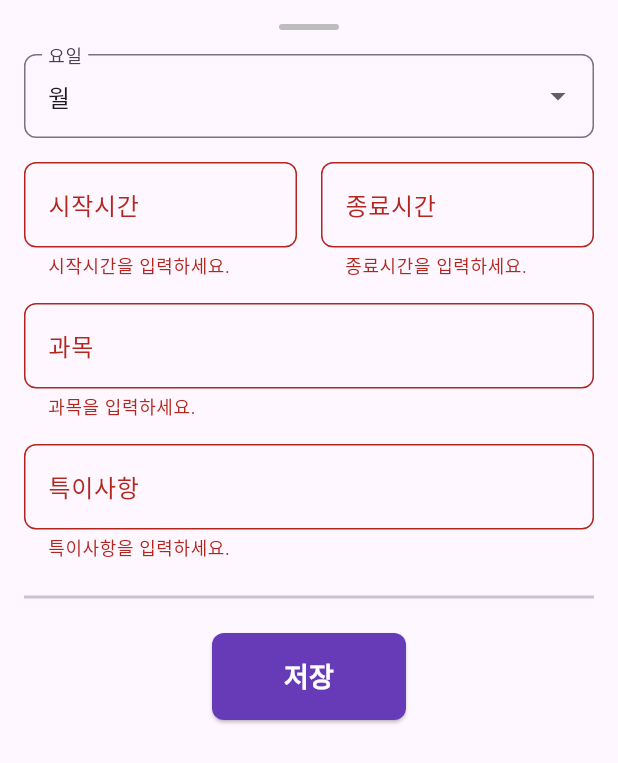
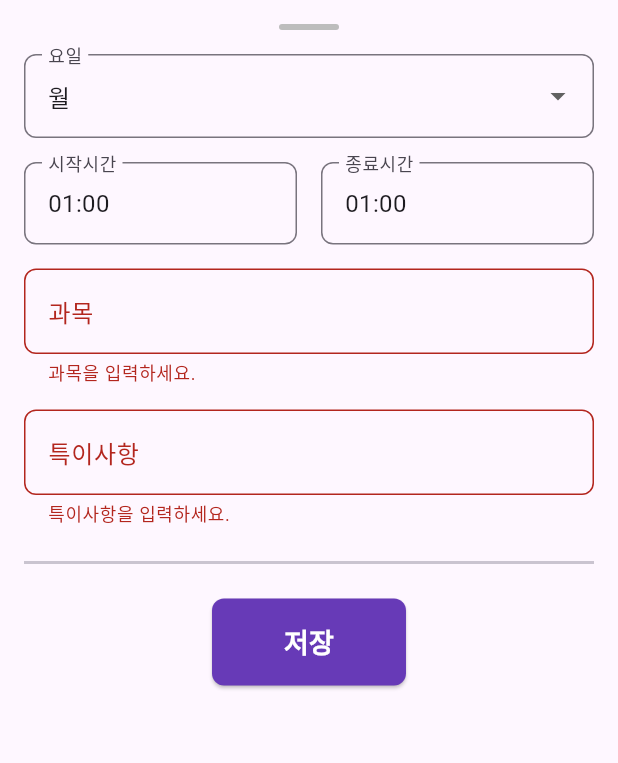
Before and after one commit to solardayz/time_table, a Flutter app: the AddScheduleBottomSheet widget shown alone on an empty page, opened directly, after a tap on "저장", on a phone screen of 412 x 824 dp. Shown: the top 763 px of the screen. Run offline on Flutter 3.47's test engine with Material 3 defaults, Android fonts, the light colour scheme and no system bars; our stand-ins replace numberpicker.

```diff
--- a/lib/main.dart
+++ b/lib/main.dart
@@ -1,4 +1,5 @@
 import 'package:flutter/material.dart';
+import 'package:numberpicker/numberpicker.dart';
 
 void main() {
   runApp(TimeTableApp());
@@ -7,40 +8,40 @@ void main() {
 // 전역에 요일 목록 선언
 const List<String> days = ['월', '화', '수', '목', '금', '토', '일'];
 
-// 전역에 요일별 스케줄 데이터를 Map으로 선언
+// 전역에 요일별 스케줄 데이터를 Map으로 선언 (각 항목에 order 추가)
 Map<String, List<ScheduleData>> scheduleMap = {
   '월': [
-    ScheduleData(start: '08:40', end: '13:40', title: '학교', note: '정규 수업'),
-    ScheduleData(start: '14:34', end: '15:15', title: '구몬학습', note: '온라인 학습'),
-    ScheduleData(start: '16:00', end: '18:25', title: '늘푸른수학', note: '보충 수업'),
+    ScheduleData(order: 1, start: '08:40', end: '13:40', title: '학교', note: '정규 수업'),
+    ScheduleData(order: 2, start: '14:34', end: '15:15', title: '구몬학습', note: '온라인 학습'),
+    ScheduleData(order: 3, start: '16:00', end: '18:25', title: '늘푸른수학', note: '보충 수업'),
   ],
   '화': [
-    ScheduleData(start: '09:00', end: '10:30', title: '수학', note: '문제 풀이'),
-    ScheduleData(start: '11:00', end: '12:00', title: '영어', note: '독해'),
-    ScheduleData(start: '13:30', end: '15:00', title: '과학', note: '실험'),
+    ScheduleData(order: 1, start: '09:00', end: '10:30', title: '수학', note: '문제 풀이'),
+    ScheduleData(order: 2, start: '11:00', end: '12:00', title: '영어', note: '독해'),
+    ScheduleData(order: 3, start: '13:30', end: '15:00', title: '과학', note: '실험'),
   ],
   '수': [
-    ScheduleData(start: '08:50', end: '10:20', title: '음악', note: '연습'),
-    ScheduleData(start: '10:30', end: '12:00', title: '미술', note: '그림'),
-    ScheduleData(start: '13:00', end: '14:30', title: '체육', note: '운동'),
+    ScheduleData(order: 1, start: '08:50', end: '10:20', title: '음악', note: '연습'),
+    ScheduleData(order: 2, start: '10:30', end: '12:00', title: '미술', note: '그림'),
+    ScheduleData(order: 3, start: '13:00', end: '14:30', title: '체육', note: '운동'),
   ],
   '목': [
-    ScheduleData(start: '09:10', end: '10:50', title: '국어', note: '독서'),
-    ScheduleData(start: '11:00', end: '12:30', title: '역사', note: '토론'),
-    ScheduleData(start: '13:20', end: '15:00', title: '사회', note: '프로젝트'),
+    ScheduleData(order: 1, start: '09:10', end: '10:50', title: '국어', note: '독서'),
+    ScheduleData(order: 2, start: '11:00', end: '12:30', title: '역사', note: '토론'),
+    ScheduleData(order: 3, start: '13:20', end: '15:00', title: '사회', note: '프로젝트'),
   ],
   '금': [
-    ScheduleData(start: '08:30', end: '10:00', title: '수학', note: '복습'),
-    ScheduleData(start: '10:10', end: '11:40', title: '영어', note: '어휘'),
-    ScheduleData(start: '12:00', end: '13:30', title: '과학', note: '퀴즈'),
+    ScheduleData(order: 1, start: '08:30', end: '10:00', title: '수학', note: '복습'),
+    ScheduleData(order: 2, start: '10:10', end: '11:40', title: '영어', note: '어휘'),
+    ScheduleData(order: 3, start: '12:00', end: '13:30', title: '과학', note: '퀴즈'),
   ],
   '토': [
-    ScheduleData(start: '10:00', end: '12:00', title: '미술', note: '자유 활동'),
-    ScheduleData(start: '13:00', end: '15:00', title: '체육', note: '축구'),
+    ScheduleData(order: 1, start: '10:00', end: '12:00', title: '미술', note: '자유 활동'),
+    ScheduleData(order: 2, start: '13:00', end: '15:00', title: '체육', note: '축구'),
   ],
   '일': [
-    ScheduleData(start: '11:00', end: '12:30', title: '독서', note: '자기계발'),
-    ScheduleData(start: '14:00', end: '16:00', title: '영화', note: '가족과 함께'),
+    ScheduleData(order: 1, start: '11:00', end: '12:30', title: '독서', note: '자기계발'),
+    ScheduleData(order: 2, start: '14:00', end: '16:00', title: '영화', note: '가족과 함께'),
   ],
 };
 
@@ -54,7 +55,7 @@ class TimeTableApp extends StatelessWidget {
   }
 }
 
-// 메인 화면을 StatefulWidget으로 변경하여 스케줄 추가 시 setState로 갱신
+// 메인 화면 (StatefulWidget으로 스케줄 추가 및 순서 변경 시 화면 갱신)
 class TimeTableHome extends StatefulWidget {
   @override
   _TimeTableHomeState createState() => _TimeTableHomeState();
@@ -70,13 +71,11 @@ class _TimeTableHomeState extends State<TimeTableHome> {
           title: Text('타임테이블'),
           bottom: AnimatedTabBar(),
         ),
-        // 각 요일별 스케줄을 동적으로 표시
+        // 각 요일별 스케줄을 동적으로 표시 (드래그 앤 드롭 지원)
         body: TabBarView(
-          children: days
-              .map((day) => DayScheduleView(schedules: scheduleMap[day] ?? []))
-              .toList(),
+          children: days.map((day) => DayScheduleView(day: day)).toList(),
         ),
-        // FAB를 누르면 Bottom Sheet가 뜨고, 닫힌 후 setState를 호출하여 화면 갱신
+        // FAB를 누르면 Bottom Sheet가 뜨고, 닫힌 후 setState 호출하여 화면 갱신
         floatingActionButton: Builder(
           builder: (context) {
             return FloatingActionButton(
@@ -88,8 +87,8 @@ class _TimeTableHomeState extends State<TimeTableHome> {
                   builder: (BuildContext context) {
                     return AddScheduleBottomSheet();
                   },
-                ).then((value) {
-                  setState(() {}); // 저장 후 화면 갱신
+                ).then((_) {
+                  setState(() {});
                 });
               },
             );
@@ -101,7 +100,6 @@ class _TimeTableHomeState extends State<TimeTableHome> {
 }
 
 /// 애니메이션 효과가 적용된 TabBar 위젯
-/// 선택된 탭은 글씨 크기가 크게, 미선택 탭은 작게 표시됩니다.
 class AnimatedTabBar extends StatelessWidget implements PreferredSizeWidget {
   @override
   Size get preferredSize => Size.fromHeight(48.0);
@@ -139,14 +137,16 @@ class AnimatedTabBar extends StatelessWidget implements PreferredSizeWidget {
   }
 }
 
-/// 스케줄 데이터를 위한 모델 (특이사항 포함)
+/// 스케줄 데이터를 위한 모델 (order 필드 추가)
 class ScheduleData {
+  int order; // 순서값 (드래그 앤 드롭 시 업데이트)
   final String start;
   final String end;
   final String title;
   final String note;
 
   ScheduleData({
+    required this.order,
     required this.start,
     required this.end,
     required this.title,
@@ -154,33 +154,64 @@ class ScheduleData {
   });
 }
 
-/// 각 요일의 스케줄을 ListView로 보여주는 위젯
-class DayScheduleView extends StatelessWidget {
-  final List<ScheduleData> schedules;
-  DayScheduleView({required this.schedules});
+/// 각 요일의 스케줄을 ReorderableListView로 보여주는 위젯
+class DayScheduleView extends StatefulWidget {
+  final String day;
+  DayScheduleView({required this.day});
+  @override
+  _DayScheduleViewState createState() => _DayScheduleViewState();
+}
+
+class _DayScheduleViewState extends State<DayScheduleView> {
+  late List<ScheduleData> _schedules;
+
+  @override
+  void initState() {
+    super.initState();
+    _loadSchedules();
+  }
+
+  void _loadSchedules() {
+    _schedules = List<ScheduleData>.from(scheduleMap[widget.day] ?? []);
+    _schedules.sort((a, b) => a.order.compareTo(b.order));
+  }
 
   @override
   Widget build(BuildContext context) {
-    return ListView.builder(
+    return ReorderableListView(
       padding: EdgeInsets.all(16.0),
-      itemCount: schedules.length,
-      itemBuilder: (context, index) {
-        final schedule = schedules[index];
-        return TimeTableItem(
-          startTime: schedule.start,
-          title: schedule.title,
-          endTime: schedule.end,
-          note: schedule.note,
-        );
+      onReorder: (oldIndex, newIndex) {
+        setState(() {
+          if (newIndex > oldIndex) {
+            newIndex -= 1;
+          }
+          final ScheduleData item = _schedules.removeAt(oldIndex);
+          _schedules.insert(newIndex, item);
+          // 업데이트된 순서 반영: 1부터 시작하는 순서로 재할당
+          for (int i = 0; i < _schedules.length; i++) {
+            _schedules[i].order = i + 1;
+          }
+          // 전역 scheduleMap에도 반영
+          scheduleMap[widget.day] = _schedules;
+        });
       },
+      children: [
+        for (int index = 0; index < _schedules.length; index++)
+          Container(
+            key: ValueKey(_schedules[index].order),
+            child: TimeTableItem(
+              startTime: _schedules[index].start,
+              title: _schedules[index].title,
+              endTime: _schedules[index].end,
+              note: _schedules[index].note,
+            ),
+          ),
+      ],
     );
   }
 }
 
-/// 커스텀 스타일이 적용된 스케줄 항목 UI
-/// [시작시간] [과목] / [종료시간] / [특이사항]
-/// 커스텀 스타일이 적용된 스케줄 항목 UI
-/// [시작시간] [과목] / [종료시간] / [특이사항] (특이사항은 우측 정렬)
+/// 스케줄 항목 UI (시간 포맷 "00:00", 특이사항 우측 정렬)
 class TimeTableItem extends StatelessWidget {
   final String startTime;
   final String title;
@@ -194,17 +225,6 @@ class TimeTableItem extends StatelessWidget {
     required this.note,
   });
 
-  @override
-  Widget build(BuildContext context) {
-    // 커스텀 컬러 정의
-    final Color customBorderColor = Colors.deepPurpleAccent;
-    final Color customBackgroundColor = Colors.white;
-    final Color customStartTimeColor = Colors.blue;
-    final Color customSubjectColor = Colors.black;
-    final Color customEndTimeColor = Colors.grey;
-    final Color customNoteColor = Colors.orange;
-
-    // 시간을 "00:00" 형태로 포맷하는 헬퍼 함수
   String formatTime(String time) {
     if (time.contains(":")) {
       List<String> parts = time.split(":");
@@ -220,6 +240,15 @@ class TimeTableItem extends StatelessWidget {
       return hour.toString().padLeft(2, '0') + ":00";
     }
   }
+
+  @override
+  Widget build(BuildContext context) {
+    final Color customBorderColor = Colors.deepPurpleAccent;
+    final Color customBackgroundColor = Colors.white;
+    final Color customStartTimeColor = Colors.blue;
+    final Color customSubjectColor = Colors.black;
+    final Color customEndTimeColor = Colors.grey;
+    final Color customNoteColor = Colors.orange;
 
     return Container(
       margin: EdgeInsets.symmetric(vertical: 8.0),
@@ -287,9 +316,7 @@ class TimeTableItem extends StatelessWidget {
   }
 }
 
-
-/// 스케줄 추가용 Bottom Sheet (요일 선택 포함)
-/// 입력 후 "저장" 버튼을 누르면 밸리데이션을 체크한 후 해당 요일의 scheduleMap에 저장됩니다.
+/// 스케줄 추가용 Bottom Sheet (요일 선택, 다이얼로 시간 선택, 밸리데이션 포함)
 class AddScheduleBottomSheet extends StatefulWidget {
   @override
   _AddScheduleBottomSheetState createState() => _AddScheduleBottomSheetState();
@@ -298,21 +325,97 @@ class AddScheduleBottomSheet extends StatefulWidget {
 class _AddScheduleBottomSheetState extends State<AddScheduleBottomSheet> {
   final _formKey = GlobalKey<FormState>();
 
-  final TextEditingController _startTimeController = TextEditingController();
-  final TextEditingController _endTimeController = TextEditingController();
   final TextEditingController _subjectController = TextEditingController();
   final TextEditingController _noteController = TextEditingController();
 
-  // 기본 선택 요일은 전역 days 리스트의 첫 번째
+  int _startTime = 1;
+  int _endTime = 1;
+
   String _selectedDay = days.first;
 
   @override
   void dispose() {
-    _startTimeController.dispose();
-    _endTimeController.dispose();
     _subjectController.dispose();
     _noteController.dispose();
     super.dispose();
+  }
+
+  Future<void> _selectStartTime(BuildContext context) async {
+    int currentValue = _startTime;
+    await showDialog(
+      context: context,
+      builder: (BuildContext context) {
+        return AlertDialog(
+          title: Text("시작시간 선택"),
+          content: StatefulBuilder(
+            builder: (context, setState) {
+              return NumberPicker(
+                minValue: 1,
+                maxValue: 24,
+                value: currentValue,
+                onChanged: (value) {
+                  setState(() => currentValue = value);
+                },
+              );
+            },
+          ),
+          actions: [
+            TextButton(
+              onPressed: () => Navigator.of(context).pop(),
+              child: Text("취소"),
+            ),
+            TextButton(
+              onPressed: () {
+                setState(() {
+                  _startTime = currentValue;
+                });
+                Navigator.of(context).pop();
+              },
+              child: Text("선택"),
+            ),
+          ],
+        );
+      },
+    );
+  }
+
+  Future<void> _selectEndTime(BuildContext context) async {
+    int currentValue = _endTime;
+    await showDialog(
+      context: context,
+      builder: (BuildContext context) {
+        return AlertDialog(
+          title: Text("종료시간 선택"),
+          content: StatefulBuilder(
+            builder: (context, setState) {
+              return NumberPicker(
+                minValue: 1,
+                maxValue: 24,
+                value: currentValue,
+                onChanged: (value) {
+                  setState(() => currentValue = value);
+                },
+              );
+            },
+          ),
+          actions: [
+            TextButton(
+              onPressed: () => Navigator.of(context).pop(),
+              child: Text("취소"),
+            ),
+            TextButton(
+              onPressed: () {
+                setState(() {
+                  _endTime = currentValue;
+                });
+                Navigator.of(context).pop();
+              },
+              child: Text("선택"),
+            ),
+          ],
+        );
+      },
+    );
   }
 
   @override
@@ -330,7 +433,7 @@ class _AddScheduleBottomSheetState extends State<AddScheduleBottomSheet> {
           child: Column(
             mainAxisSize: MainAxisSize.min,
             children: [
-              // 상단 드래그 핸들 (작은 회색 막대)
+              // 상단 드래그 핸들
               Container(
                 width: 40,
                 height: 4,
@@ -362,60 +465,48 @@ class _AddScheduleBottomSheetState extends State<AddScheduleBottomSheet> {
                 ),
               ),
               SizedBox(height: 16),
-              // 첫 번째 행: 시작시간과 종료시간 (나란히 배치)
+              // 시작시간과 종료시간 Row (다이얼 선택)
               Row(
                 children: [
                   Expanded(
-                    child: TextFormField(
-                      controller: _startTimeController,
+                    child: InkWell(
+                      onTap: () => _selectStartTime(context),
+                      child: InputDecorator(
                         decoration: InputDecoration(
                           labelText: '시작시간',
-                        hintText: '예: 8',
                           border: OutlineInputBorder(
                             borderRadius: BorderRadius.circular(8),
                           ),
                         ),
-                      keyboardType: TextInputType.number,
-                      validator: (value) {
-                        if (value == null || value.isEmpty) {
-                          return '시작시간을 입력하세요.';
-                        }
-                        final hour = int.tryParse(value);
-                        if (hour == null || hour < 1 || hour > 24) {
-                          return '1부터 24 사이의 숫자를 입력하세요.';
-                        }
-                        return null;
-                      },
+                        child: Text(
+                          _startTime.toString().padLeft(2, '0') + ":00",
+                          style: TextStyle(fontSize: 16),
+                        ),
+                      ),
                     ),
                   ),
                   SizedBox(width: 16),
                   Expanded(
-                    child: TextFormField(
-                      controller: _endTimeController,
+                    child: InkWell(
+                      onTap: () => _selectEndTime(context),
+                      child: InputDecorator(
                         decoration: InputDecoration(
                           labelText: '종료시간',
-                        hintText: '예: 13',
                           border: OutlineInputBorder(
                             borderRadius: BorderRadius.circular(8),
                           ),
                         ),
-                      keyboardType: TextInputType.number,
-                      validator: (value) {
-                        if (value == null || value.isEmpty) {
-                          return '종료시간을 입력하세요.';
-                        }
-                        final hour = int.tryParse(value);
-                        if (hour == null || hour < 1 || hour > 24) {
-                          return '1부터 24 사이의 숫자를 입력하세요.';
-                        }
-                        return null;
-                      },
+                        child: Text(
+                          _endTime.toString().padLeft(2, '0') + ":00",
+                          style: TextStyle(fontSize: 16),
+                        ),
+                      ),
                     ),
                   ),
                 ],
               ),
               SizedBox(height: 16),
-              // 두 번째 행: 과목
+              // 과목 입력
               TextFormField(
                 controller: _subjectController,
                 decoration: InputDecoration(
@@ -433,7 +524,7 @@ class _AddScheduleBottomSheetState extends State<AddScheduleBottomSheet> {
                 },
               ),
               SizedBox(height: 16),
-              // 세 번째 행: 특이사항
+              // 특이사항 입력
               TextFormField(
                 controller: _noteController,
                 decoration: InputDecoration(
@@ -458,14 +549,18 @@ class _AddScheduleBottomSheetState extends State<AddScheduleBottomSheet> {
                 onPressed: () {
                   if (_formKey.currentState!.validate()) {
                     final newSchedule = ScheduleData(
-                      start: _startTimeController.text,
-                      end: _endTimeController.text,
+                      order: 0, // 새 항목은 순서를 나중에 ReorderableListView에서 재정렬 시 업데이트
+                      start: _startTime.toString().padLeft(2, '0') + ":00",
+                      end: _endTime.toString().padLeft(2, '0') + ":00",
                       title: _subjectController.text,
                       note: _noteController.text,
                     );
                     if (scheduleMap[_selectedDay] != null) {
+                      // 새 항목의 order는 현재 리스트 길이 + 1
+                      newSchedule.order = scheduleMap[_selectedDay]!.length + 1;
                       scheduleMap[_selectedDay]!.add(newSchedule);
                     } else {
+                      newSchedule.order = 1;
                       scheduleMap[_selectedDay] = [newSchedule];
                     }
                     Navigator.of(context).pop();
```
Lines whose indentation alone changed are shown as unchanged.
